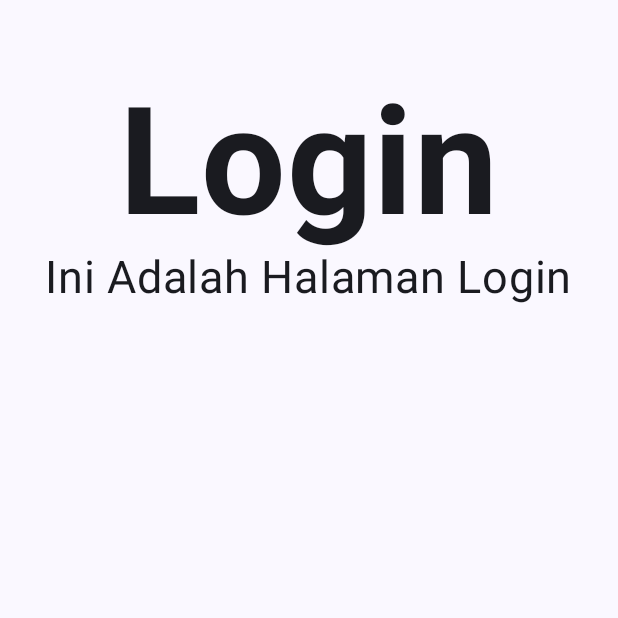
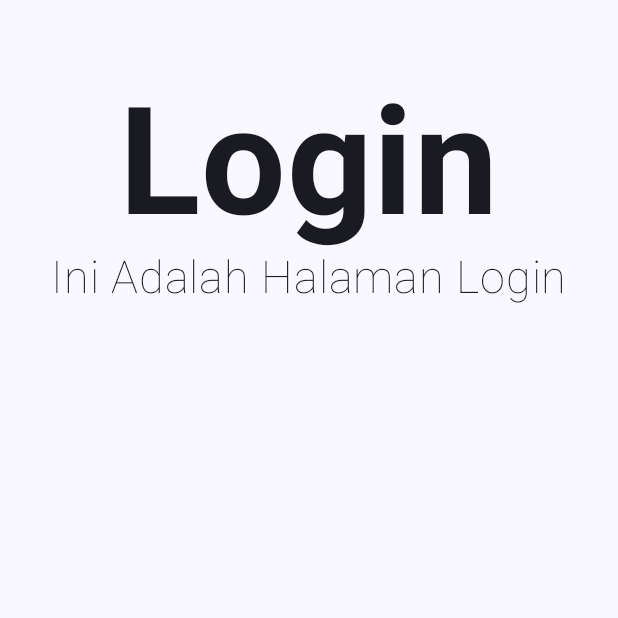
Before and after one commit to Dimli1508/QuestBasicComposable_164, an Android app built with Jetpack Compose: the screen it shows after launch (MainActivity), on a phone screen of 412 x 824 dp, the top half of it. Run offline under Robolectric (Android 15) with nearby library versions, the phone set to English and light mode, and no system bars.

Commit message:
membuat font weight menjadi Thin

```diff
--- a/app/src/main/java/com/example/questbasiccomposable_164/MainActivity.kt
+++ b/app/src/main/java/com/example/questbasiccomposable_164/MainActivity.kt
@@ -51,7 +51,7 @@ fun Dimas (modifier: Modifier = Modifier) {
 
         Text("Ini Adalah Halaman Login",
             fontSize = 30.sp,
-            )
+            fontWeight = FontWeight.Thin)
 
 
     }
```
